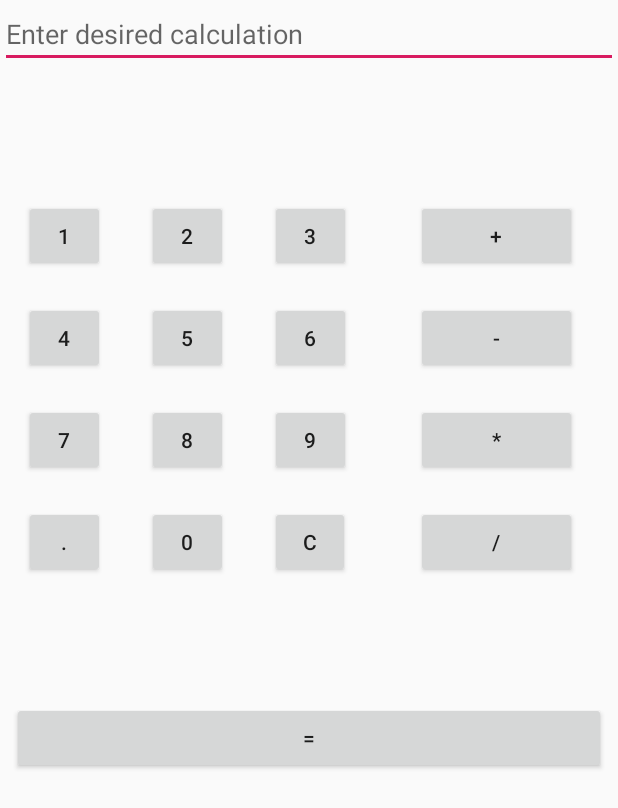
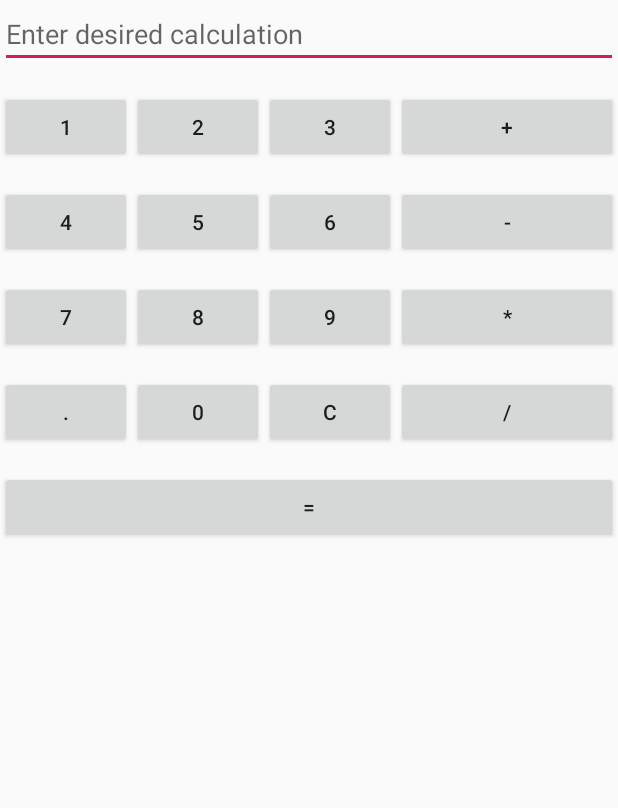
Before and after one commit to thisisyomans/AndroidCalculator, an Android app: the screen it shows after launch (MainActivity), on a phone screen of 412 x 824 dp. Shown: the top 808 px of the screen. Run offline under Robolectric (Android 15) with nearby library versions, the phone set to English and light mode, and no system bars.

Commit message:
UI redone completely, responsive for portrait and landscape

```diff
--- a/app/src/main/res/layout/activity_main.xml
+++ b/app/src/main/res/layout/activity_main.xml
@@ -17,207 +17,191 @@
 
     <Button
         android:id="@+id/button1"
-        android:layout_width="54dp"
+        android:layout_width="wrap_content"
         android:layout_height="wrap_content"
-        android:layout_marginStart="16dp"
-        android:layout_marginLeft="16dp"
-        android:layout_marginTop="88dp"
+        android:layout_marginTop="15dp"
         android:text="1"
-        app:layout_constraintStart_toStartOf="parent"
+        app:layout_constrainedStart_toStartOf="parent"
+        app:layout_constraintHorizontal_bias="0.5"
+        app:layout_constraintHorizontal_chainStyle="spread"
         app:layout_constraintTop_toBottomOf="@+id/edit1" />
 
     <Button
         android:id="@+id/button2"
-        android:layout_width="54dp"
+        android:layout_width="wrap_content"
         android:layout_height="wrap_content"
-        android:layout_marginStart="28dp"
-        android:layout_marginLeft="28dp"
-        android:layout_marginTop="88dp"
+        android:layout_marginTop="15dp"
         android:text="2"
+        app:layout_constraintEnd_toStartOf="@+id/button3"
+        app:layout_constraintHorizontal_bias="0.5"
         app:layout_constraintStart_toEndOf="@+id/button1"
         app:layout_constraintTop_toBottomOf="@+id/edit1" />
 
     <Button
         android:id="@+id/button3"
-        android:layout_width="54dp"
+        android:layout_width="wrap_content"
         android:layout_height="wrap_content"
-        android:layout_marginStart="28dp"
-        android:layout_marginLeft="28dp"
-        android:layout_marginTop="88dp"
+        android:layout_marginTop="15dp"
         android:text="3"
+        app:layout_constraintEnd_toStartOf="@+id/buttonplus"
+        app:layout_constraintHorizontal_bias="0.5"
         app:layout_constraintStart_toEndOf="@+id/button2"
         app:layout_constraintTop_toBottomOf="@+id/edit1" />
 
     <Button
         android:id="@+id/button4"
-        android:layout_width="54dp"
+        android:layout_width="wrap_content"
         android:layout_height="wrap_content"
-        android:layout_marginStart="16dp"
-        android:layout_marginLeft="16dp"
-        android:layout_marginTop="20dp"
+        android:layout_marginTop="15dp"
         android:text="4"
-        app:layout_constraintStart_toStartOf="parent"
+        app:layout_constraintHorizontal_chainStyle="spread"
+        app:layout_constraintHorizontal_bias="0.5"
+        app:layout_constraintTop_toBottomOf="@+id/button1"
+        app:layout_constraintStart_toStartOf="parent"/>
+
+    <Button
+        android:id="@+id/button5"
+        android:layout_width="wrap_content"
+        android:layout_height="wrap_content"
+        android:layout_marginTop="15dp"
+        android:text="5"
+        app:layout_constraintEnd_toStartOf="@+id/button6"
+        app:layout_constraintHorizontal_bias="0.5"
+        app:layout_constraintTop_toBottomOf="@+id/button1"
+        app:layout_constraintStart_toEndOf="@+id/button4"/>
+
+    <Button
+        android:id="@+id/button6"
+        android:layout_width="wrap_content"
+        android:layout_height="wrap_content"
+        android:layout_marginTop="15dp"
+        android:text="6"
+        app:layout_constraintEnd_toStartOf="@+id/buttonminus"
+        app:layout_constraintHorizontal_bias="0.5"
+        app:layout_constraintStart_toEndOf="@+id/button5"
         app:layout_constraintTop_toBottomOf="@+id/button1" />
 
     <Button
-        android:id="@+id/button5"
-        android:layout_width="54dp"
+        android:id="@+id/button7"
+        android:layout_width="wrap_content"
         android:layout_height="wrap_content"
-        android:layout_marginStart="28dp"
-        android:layout_marginLeft="28dp"
-        android:layout_marginTop="20dp"
-        android:text="5"
-        app:layout_constraintStart_toEndOf="@+id/button4"
-        app:layout_constraintTop_toBottomOf="@+id/button2" />
+        android:layout_marginTop="15dp"
+        android:text="7"
+        app:layout_constraintHorizontal_chainStyle="spread"
+        app:layout_constraintHorizontal_bias="0.5"
+        app:layout_constraintTop_toBottomOf="@+id/button4"
+        app:layout_constraintStart_toStartOf="parent" />
 
     <Button
-        android:id="@+id/button6"
-        android:layout_width="54dp"
+        android:id="@+id/button8"
+        android:layout_width="wrap_content"
         android:layout_height="wrap_content"
-        android:layout_marginStart="28dp"
-        android:layout_marginLeft="28dp"
-        android:layout_marginTop="20dp"
-        android:text="6"
-        app:layout_constraintStart_toEndOf="@+id/button5"
-        app:layout_constraintTop_toBottomOf="@+id/button3" />
-
-    <Button
-        android:id="@+id/button7"
-        android:layout_width="54dp"
-        android:layout_height="wrap_content"
-        android:layout_marginStart="16dp"
-        android:layout_marginLeft="16dp"
-        android:layout_marginTop="20dp"
-        android:text="7"
-        app:layout_constraintStart_toStartOf="parent"
+        android:layout_marginTop="15dp"
+        android:text="8"
+        app:layout_constraintEnd_toStartOf="@+id/button9"
+        app:layout_constraintHorizontal_bias="0.5"
+        app:layout_constraintStart_toEndOf="@+id/button7"
         app:layout_constraintTop_toBottomOf="@+id/button4" />
 
     <Button
-        android:id="@+id/button8"
-        android:layout_width="54dp"
+        android:id="@+id/button9"
+        android:layout_width="wrap_content"
         android:layout_height="wrap_content"
-        android:layout_marginStart="28dp"
-        android:layout_marginLeft="28dp"
-        android:layout_marginTop="20dp"
-        android:text="8"
-        app:layout_constraintStart_toEndOf="@+id/button7"
-        app:layout_constraintTop_toBottomOf="@+id/button5" />
-
-    <Button
-        android:id="@+id/button9"
-        android:layout_width="54dp"
-        android:layout_height="wrap_content"
-        android:layout_marginStart="28dp"
-        android:layout_marginLeft="28dp"
-        android:layout_marginTop="20dp"
+        android:layout_marginTop="15dp"
         android:text="9"
+        app:layout_constraintEnd_toStartOf="@+id/buttonmultiply"
+        app:layout_constraintHorizontal_bias="0.5"
         app:layout_constraintStart_toEndOf="@+id/button8"
-        app:layout_constraintTop_toBottomOf="@+id/button6" />
+        app:layout_constraintTop_toBottomOf="@+id/button4" />
 
     <Button
         android:id="@+id/buttondot"
-        android:layout_width="54dp"
+        android:layout_width="wrap_content"
         android:layout_height="wrap_content"
-        android:layout_marginStart="16dp"
-        android:layout_marginLeft="16dp"
-        android:layout_marginTop="20dp"
+        android:layout_marginTop="15dp"
         android:text="."
-        app:layout_constraintStart_toStartOf="parent"
+        app:layout_constraintHorizontal_chainStyle="spread"
+        app:layout_constraintHorizontal_bias="0.5"
+        app:layout_constraintTop_toBottomOf="@+id/button7"
+        app:layout_constraintStart_toStartOf="parent"  />
+
+    <Button
+        android:id="@+id/button0"
+        android:layout_width="wrap_content"
+        android:layout_height="wrap_content"
+        android:layout_marginTop="15dp"
+        android:text="0"
+        app:layout_constraintEnd_toStartOf="@+id/buttonC"
+        app:layout_constraintHorizontal_bias="0.5"
+        app:layout_constraintStart_toEndOf="@+id/buttondot"
         app:layout_constraintTop_toBottomOf="@+id/button7" />
 
     <Button
-        android:id="@+id/button0"
-        android:layout_width="54dp"
+        android:id="@+id/buttonC"
+        android:layout_width="wrap_content"
         android:layout_height="wrap_content"
-        android:layout_marginStart="28dp"
-        android:layout_marginLeft="28dp"
-        android:layout_marginTop="20dp"
-        android:text="0"
-        app:layout_constraintStart_toEndOf="@+id/buttondot"
-        app:layout_constraintTop_toBottomOf="@+id/button8" />
-
-    <Button
-        android:id="@+id/buttonC"
-        android:layout_width="53dp"
-        android:layout_height="wrap_content"
-        android:layout_marginStart="28dp"
-        android:layout_marginLeft="28dp"
-        android:layout_marginTop="20dp"
+        android:layout_marginTop="15dp"
         android:text="C"
+        app:layout_constraintEnd_toStartOf="@+id/buttondivide"
+        app:layout_constraintHorizontal_bias="0.5"
         app:layout_constraintStart_toEndOf="@+id/button0"
-        app:layout_constraintTop_toBottomOf="@+id/button9" />
+        app:layout_constraintTop_toBottomOf="@+id/button7" />
 
     <Button
         android:id="@+id/buttonplus"
-        android:layout_width="107dp"
+        android:layout_width="0dp"
         android:layout_height="wrap_content"
-        android:layout_marginStart="24dp"
-        android:layout_marginLeft="24dp"
-        android:layout_marginTop="88dp"
-        android:layout_marginEnd="8dp"
-        android:layout_marginRight="8dp"
+        android:layout_marginTop="15dp"
         android:text="+"
         app:layout_constraintEnd_toEndOf="parent"
+        app:layout_constraintHorizontal_bias="0.5"
         app:layout_constraintStart_toEndOf="@+id/button3"
         app:layout_constraintTop_toBottomOf="@+id/edit1" />
 
     <Button
         android:id="@+id/buttonminus"
-        android:layout_width="107dp"
+        android:layout_width="0dp"
         android:layout_height="wrap_content"
-        android:layout_marginStart="24dp"
-        android:layout_marginLeft="24dp"
-        android:layout_marginTop="156dp"
-        android:layout_marginEnd="8dp"
-        android:layout_marginRight="8dp"
+        android:layout_marginTop="15dp"
         android:text="-"
         app:layout_constraintEnd_toEndOf="parent"
-        app:layout_constraintStart_toEndOf="@+id/button3"
-        app:layout_constraintTop_toBottomOf="@+id/edit1" />
+        app:layout_constraintHorizontal_bias="0.5"
+        app:layout_constraintStart_toEndOf="@+id/button6"
+        app:layout_constraintTop_toBottomOf="@+id/button1"/>
 
     <Button
         android:id="@+id/buttonmultiply"
-        android:layout_width="107dp"
+        android:layout_width="0dp"
         android:layout_height="wrap_content"
-        android:layout_marginStart="24dp"
-        android:layout_marginLeft="24dp"
-        android:layout_marginTop="224dp"
-        android:layout_marginEnd="8dp"
-        android:layout_marginRight="8dp"
+        android:layout_marginTop="15dp"
         android:text="*"
         app:layout_constraintEnd_toEndOf="parent"
-        app:layout_constraintStart_toEndOf="@+id/button3"
-        app:layout_constraintTop_toBottomOf="@+id/edit1" />
+        app:layout_constraintHorizontal_bias="0.5"
+        app:layout_constraintStart_toEndOf="@+id/button9"
+        app:layout_constraintTop_toBottomOf="@+id/button4" />
 
     <Button
         android:id="@+id/buttondivide"
-        android:layout_width="107dp"
+        android:layout_width="0dp"
         android:layout_height="wrap_content"
-        android:layout_marginStart="24dp"
-        android:layout_marginLeft="24dp"
-        android:layout_marginTop="292dp"
-        android:layout_marginEnd="8dp"
-        android:layout_marginRight="8dp"
+        android:layout_marginTop="15dp"
         android:text="/"
         app:layout_constraintEnd_toEndOf="parent"
-        app:layout_constraintStart_toEndOf="@+id/button3"
-        app:layout_constraintTop_toBottomOf="@+id/edit1" />
+        app:layout_constraintHorizontal_bias="0.5"
+        app:layout_constraintStart_toEndOf="@+id/buttonC"
+        app:layout_constraintTop_toBottomOf="@+id/button7"/>
 
     <Button
         android:id="@+id/buttonequals"
         android:layout_width="match_parent"
         android:layout_height="wrap_content"
-        android:layout_marginStart="8dp"
-        android:layout_marginLeft="8dp"
-        android:layout_marginTop="8dp"
-        android:layout_marginEnd="8dp"
-        android:layout_marginRight="8dp"
-        android:layout_marginBottom="8dp"
+        android:layout_marginStart="0dp"
+        android:layout_marginTop="15dp"
+        android:layout_marginEnd="0dp"
         android:text="="
-        app:layout_constraintBottom_toBottomOf="parent"
         app:layout_constraintEnd_toEndOf="parent"
+        app:layout_constraintHorizontal_bias="0.5"
         app:layout_constraintStart_toStartOf="parent"
-        app:layout_constraintTop_toBottomOf="@+id/buttonC"
-        app:layout_constraintVertical_bias="0.19999999" />
+        app:layout_constraintTop_toBottomOf="@+id/buttondot" />
 
 </android.support.constraint.ConstraintLayout>
```
